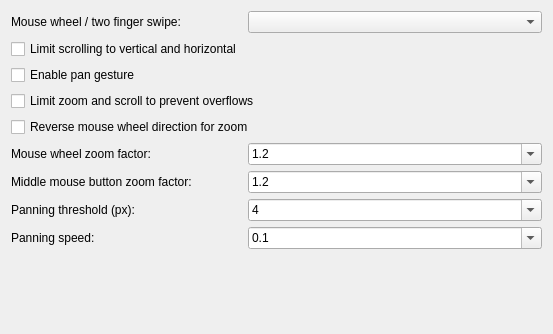
Above: scripts/Navigation/DefaultNavigation/PreferencesPage.ui from qcad/qcad before the change. Below: the same form after it.
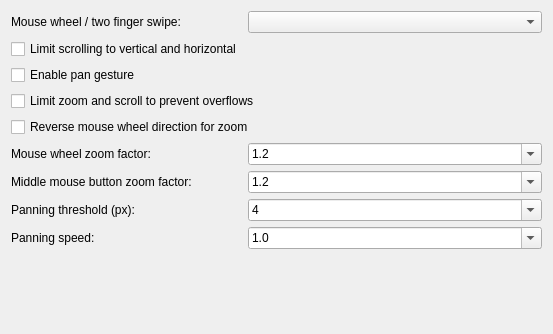
That is the form after the change.

Commit message: fix default value

Patch:
```diff
--- a/scripts/Navigation/DefaultNavigation/PreferencesPage.ui
+++ b/scripts/Navigation/DefaultNavigation/PreferencesPage.ui
@@ -359,6 +359,9 @@
        <property name="currentText">
         <string>1.0</string>
        </property>
+       <property name="currentIndex">
+        <number>9</number>
+       </property>
        <item>
         <property name="text">
          <string>0.1</string>
```
